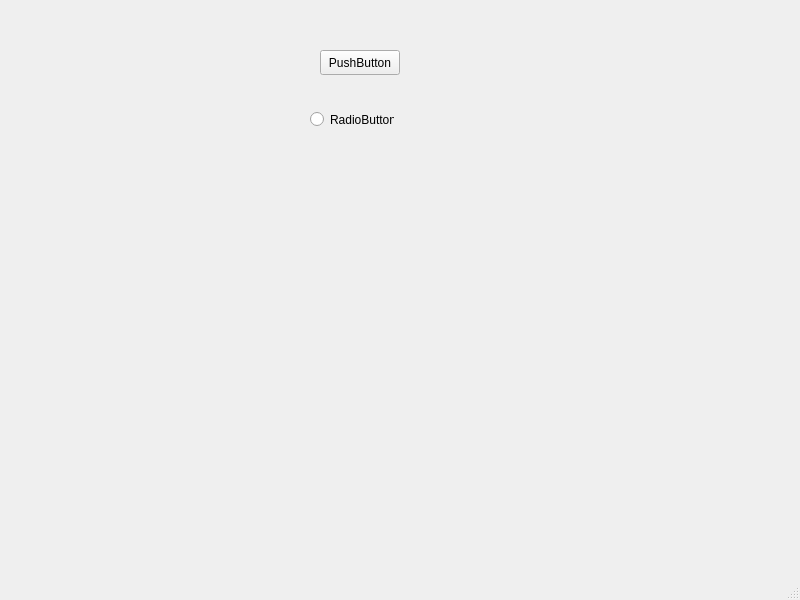
Old version of the form mainwindow.ui in the repository jairLucas/Tetris.
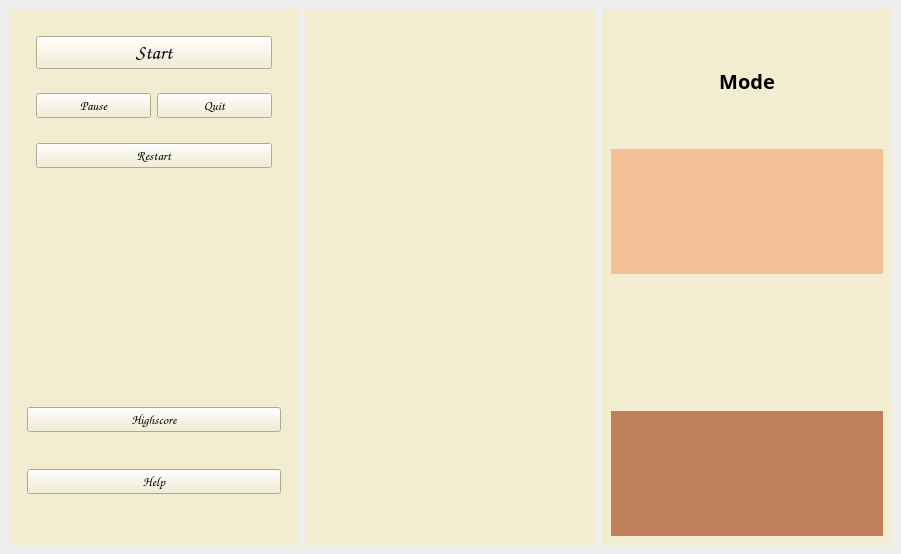
New version of the form.

Commit message: Diseño general completado

```diff
--- a/mainwindow.ui
+++ b/mainwindow.ui
@@ -6,52 +6,213 @@
    <rect>
     <x>0</x>
     <y>0</y>
-    <width>800</width>
-    <height>600</height>
+    <width>901</width>
+    <height>554</height>
    </rect>
   </property>
   <property name="windowTitle">
    <string>MainWindow</string>
   </property>
   <widget class="QWidget" name="centralwidget">
-   <widget class="QPushButton" name="pushButton">
-    <property name="geometry">
-     <rect>
-      <x>320</x>
-      <y>50</y>
-      <width>80</width>
-      <height>25</height>
-     </rect>
-    </property>
-    <property name="text">
-     <string>PushButton</string>
-    </property>
-   </widget>
-   <widget class="QRadioButton" name="radioButton">
-    <property name="geometry">
-     <rect>
-      <x>310</x>
-      <y>110</y>
-      <width>84</width>
-      <height>19</height>
-     </rect>
-    </property>
-    <property name="text">
-     <string>RadioButton</string>
-    </property>
-   </widget>
+   <layout class="QHBoxLayout" name="horizontalLayout">
+    <item>
+     <widget class="QWidget" name="widget_buttons" native="true">
+      <property name="styleSheet">
+       <string notr="true">background-color: rgb(242, 237, 208);</string>
+      </property>
+      <layout class="QVBoxLayout" name="verticalLayout_6">
+       <item>
+        <widget class="QWidget" name="widget_button_options" native="true">
+         <layout class="QVBoxLayout" name="verticalLayout_2">
+          <item>
+           <widget class="QWidget" name="widget_4" native="true">
+            <layout class="QVBoxLayout" name="verticalLayout_4">
+             <item>
+              <widget class="QPushButton" name="pushButton_start">
+               <property name="font">
+                <font>
+                 <family>Comic Sans MS</family>
+                 <pointsize>15</pointsize>
+                </font>
+               </property>
+               <property name="styleSheet">
+                <string notr="true">color: rgb(0, 0, 0);
+gridline-color: rgb(0, 0, 0);</string>
+               </property>
+               <property name="text">
+                <string>Start</string>
+               </property>
+              </widget>
+             </item>
+            </layout>
+           </widget>
+          </item>
+          <item>
+           <widget class="QWidget" name="widget_3" native="true">
+            <property name="styleSheet">
+             <string notr="true">color: rgb(0, 0, 0);</string>
+            </property>
+            <layout class="QHBoxLayout" name="horizontalLayout_2">
+             <item>
+              <widget class="QPushButton" name="pushButton_pause">
+               <property name="font">
+                <font>
+                 <family>Comic Sans MS</family>
+                 <pointsize>10</pointsize>
+                </font>
+               </property>
+               <property name="styleSheet">
+                <string notr="true">color: rgb(0, 0, 0);</string>
+               </property>
+               <property name="text">
+                <string>Pause</string>
+               </property>
+              </widget>
+             </item>
+             <item>
+              <widget class="QPushButton" name="pushButton_quit">
+               <property name="font">
+                <font>
+                 <family>Comic Sans MS</family>
+                 <pointsize>10</pointsize>
+                </font>
+               </property>
+               <property name="text">
+                <string>Quit</string>
+               </property>
+              </widget>
+             </item>
+            </layout>
+           </widget>
+          </item>
+          <item>
+           <widget class="QWidget" name="widget_5" native="true">
+            <layout class="QVBoxLayout" name="verticalLayout_3">
+             <item>
+              <widget class="QPushButton" name="pushButton_restart">
+               <property name="font">
+                <font>
+                 <family>Comic Sans MS</family>
+                 <pointsize>10</pointsize>
+                </font>
+               </property>
+               <property name="styleSheet">
+                <string notr="true">color: rgb(0, 0, 0);</string>
+               </property>
+               <property name="text">
+                <string>Restart</string>
+               </property>
+              </widget>
+             </item>
+            </layout>
+           </widget>
+          </item>
+         </layout>
+        </widget>
+       </item>
+       <item>
+        <widget class="QWidget" name="ununsed" native="true"/>
+       </item>
+       <item>
+        <widget class="QWidget" name="widget_button_help" native="true">
+         <layout class="QVBoxLayout" name="verticalLayout_5">
+          <item>
+           <widget class="QPushButton" name="pushButton_highscore">
+            <property name="font">
+             <font>
+              <family>Comic Sans MS</family>
+              <pointsize>10</pointsize>
+             </font>
+            </property>
+            <property name="styleSheet">
+             <string notr="true">color: rgb(0, 0, 0);</string>
+            </property>
+            <property name="text">
+             <string>Highscore</string>
+            </property>
+           </widget>
+          </item>
+          <item>
+           <widget class="QPushButton" name="pushButton_help">
+            <property name="font">
+             <font>
+              <family>Comic Sans MS</family>
+              <pointsize>10</pointsize>
+             </font>
+            </property>
+            <property name="styleSheet">
+             <string notr="true">color: rgb(0, 0, 0);</string>
+            </property>
+            <property name="text">
+             <string>Help</string>
+            </property>
+           </widget>
+          </item>
+         </layout>
+        </widget>
+       </item>
+      </layout>
+     </widget>
+    </item>
+    <item>
+     <widget class="QWidget" name="widget_tetris" native="true">
+      <property name="styleSheet">
+       <string notr="true">background-color: rgb(242, 237, 208);</string>
+      </property>
+     </widget>
+    </item>
+    <item>
+     <widget class="QWidget" name="widget_stadistics" native="true">
+      <property name="autoFillBackground">
+       <bool>false</bool>
+      </property>
+      <property name="styleSheet">
+       <string notr="true">background-color: rgb(242, 237, 208);</string>
+      </property>
+      <layout class="QVBoxLayout" name="verticalLayout">
+       <item>
+        <widget class="QLabel" name="label_mode">
+         <property name="font">
+          <font>
+           <family>Gotham</family>
+           <pointsize>15</pointsize>
+           <weight>75</weight>
+           <bold>true</bold>
+          </font>
+         </property>
+         <property name="styleSheet">
+          <string notr="true">color: rgb(0, 0, 0);</string>
+         </property>
+         <property name="text">
+          <string>Mode</string>
+         </property>
+         <property name="alignment">
+          <set>Qt::AlignCenter</set>
+         </property>
+        </widget>
+       </item>
+       <item>
+        <widget class="QWidget" name="widget_next" native="true">
+         <property name="styleSheet">
+          <string notr="true">background-color: rgb(242, 192, 148);</string>
+         </property>
+        </widget>
+       </item>
+       <item>
+        <widget class="QWidget" name="widget_2" native="true"/>
+       </item>
+       <item>
+        <widget class="QWidget" name="widget_data" native="true">
+         <property name="styleSheet">
+          <string notr="true">background-color: rgb(191, 127, 90);</string>
+         </property>
+        </widget>
+       </item>
+      </layout>
+     </widget>
+    </item>
+   </layout>
   </widget>
-  <widget class="QMenuBar" name="menubar">
-   <property name="geometry">
-    <rect>
-     <x>0</x>
-     <y>0</y>
-     <width>800</width>
-     <height>20</height>
-    </rect>
-   </property>
-  </widget>
-  <widget class="QStatusBar" name="statusbar"/>
  </widget>
  <resources/>
  <connections/>
```
Left out of the diff: 2 changed lines with no effect on the pictures. The commit also changes 2 other files.
